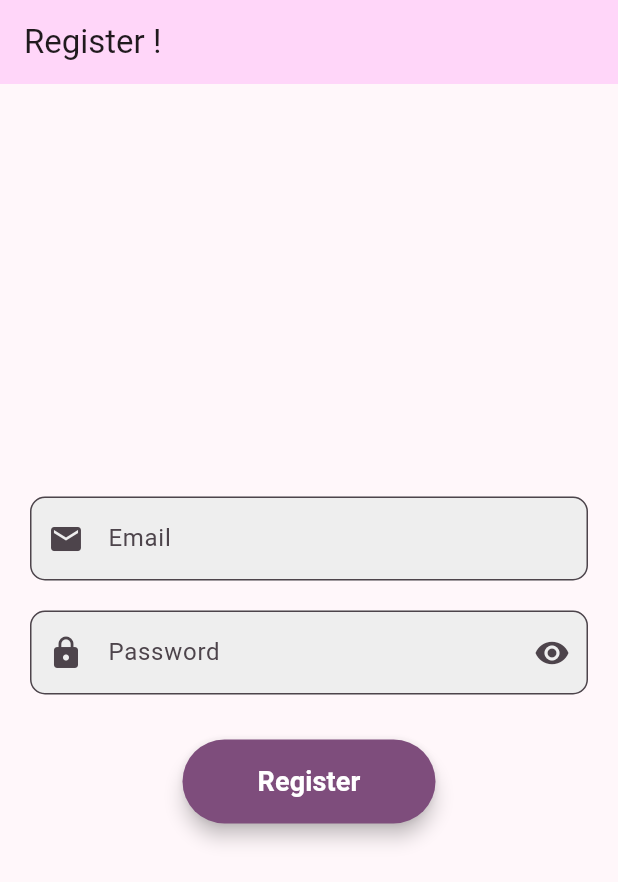
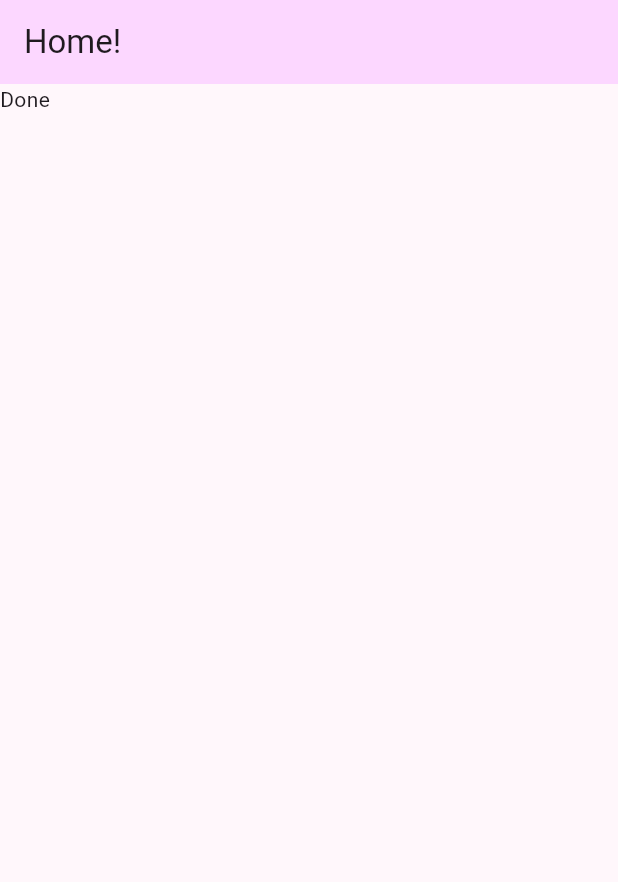
Before and after one commit to houdar/Flutter-auth-system-, a Flutter app: the screen it shows after launch, on a phone screen of 412 x 824 dp. Shown: the top 882 px of the screen. Run offline on Flutter 3.47's test engine with Material 3 defaults, Android fonts, the phone set to English and light mode, and no system bars; our stand-ins replace firebase_auth, firebase_core; accounts and stored records are empty.

Commit message:
refactor code

```diff
--- a/lib/main.dart
+++ b/lib/main.dart
@@ -1,51 +1,29 @@
+import 'package:firebase_auth/firebase_auth.dart';
 import 'package:firebase_core/firebase_core.dart';
 import 'package:flutter/material.dart';
-import 'package:firebase_auth/firebase_auth.dart';
 import 'package:testapp/firebase_options.dart';
 
 void main() {
   WidgetsFlutterBinding.ensureInitialized();
   runApp(MaterialApp(
-    title: 'Flutter Demo',
+    title: 'flutter app',
     theme: ThemeData(
       colorScheme: ColorScheme.fromSeed(
-          seedColor: const Color.fromARGB(255, 147, 59, 150)),
+          seedColor: const Color.fromARGB(255, 131, 117, 131)),
       useMaterial3: true,
     ),
     home: const HomePage(),
   ));
 }
 
-class HomePage extends StatefulWidget {
+class HomePage extends StatelessWidget {
   const HomePage({super.key});
-
-  @override
-  State<HomePage> createState() => _HomePageState();
-}
-
-class _HomePageState extends State<HomePage> {
-  late final TextEditingController _email;
-  late final TextEditingController _password;
-
-  @override
-  void initState() {
-    super.initState();
-    _email = TextEditingController();
-    _password = TextEditingController();
-  }
-
-  @override
-  void dispose() {
-    _email.dispose();
-    _password.dispose();
-    super.dispose();
-  }
 
   @override
   Widget build(BuildContext context) {
     return Scaffold(
       appBar: AppBar(
-        title: const Text("Register !"),
+        title: const Text("Home!"),
         backgroundColor: Theme.of(context).colorScheme.primaryContainer,
       ),
       body: FutureBuilder(
@@ -53,100 +31,18 @@ class _HomePageState extends State<HomePage> {
           options: DefaultFirebaseOptions.currentPlatform,
         ),
         builder: (context, snapshot) {
-          return Container(
-            padding: const EdgeInsets.all(20.0),
-            child: Column(
-              mainAxisAlignment: MainAxisAlignment.center,
-              children: [
-                // Email Field
-                TextField(
-                  controller: _email,
-                  decoration: InputDecoration(
-                    labelText: 'Email',
-                    hintText: 'Enter your email',
-                    prefixIcon: const Icon(Icons.email),
-                    border: OutlineInputBorder(
-                      borderRadius: BorderRadius.circular(10.0),
-                    ),
-                    focusedBorder: OutlineInputBorder(
-                      borderRadius: BorderRadius.circular(10.0),
-                      borderSide: BorderSide(
-                        color: Theme.of(context).colorScheme.primary,
-                        width: 2.0,
-                      ),
-                    ),
-                    filled: true,
-                    fillColor: Colors.grey[200],
-                  ),
-                  keyboardType: TextInputType.emailAddress,
-                ),
-
-                const SizedBox(height: 20.0), // Spacing between fields
-
-                // Password Field
-                TextField(
-                  controller: _password,
-                  decoration: InputDecoration(
-                    labelText: 'Password',
-                    hintText: 'Enter your password',
-                    prefixIcon: const Icon(Icons.lock),
-                    suffixIcon: IconButton(
-                      icon: const Icon(Icons.visibility),
-                      onPressed: () {
-                        // Add password visibility toggle functionality here
-                      },
-                    ),
-                    border: OutlineInputBorder(
-                      borderRadius: BorderRadius.circular(10.0),
-                    ),
-                    focusedBorder: OutlineInputBorder(
-                      borderRadius: BorderRadius.circular(10.0),
-                      borderSide: BorderSide(
-                        color: Theme.of(context).colorScheme.primary,
-                        width: 2.0,
-                      ),
-                    ),
-                    filled: true,
-                    fillColor: Colors.grey[200],
-                  ),
-                  obscureText: true,
-                ),
-
-                const SizedBox(height: 30.0), // Spacing before button
-
-                // Register Button
-                ElevatedButton(
-                  onPressed: () async {
-                    final email = _email.text;
-                    final password = _password.text;
-                    final userCredential = await FirebaseAuth.instance
-                        .createUserWithEmailAndPassword(
-                            email: email, password: password);
-                    print(userCredential);
-                  },
-                  style: ElevatedButton.styleFrom(
-                    backgroundColor: Theme.of(context).colorScheme.primary,
-                    foregroundColor: Colors.white,
-                    padding: const EdgeInsets.symmetric(
-                      horizontal: 50.0,
-                      vertical: 15.0,
-                    ),
-                    shape: RoundedRectangleBorder(
-                      borderRadius: BorderRadius.circular(30.0),
-                    ),
-                    elevation: 5,
-                  ),
-                  child: const Text(
-                    'Register',
-                    style: TextStyle(
-                      fontSize: 18,
-                      fontWeight: FontWeight.bold,
-                    ),
-                  ),
-                ),
-              ],
-            ),
-          );
+          switch (snapshot.connectionState) {
+            case ConnectionState.done:
+              final user = FirebaseAuth.instance.currentUser;
+              if (user?.emailVerified ?? false) {
+                print('you are verified');
+              } else {
+                print('please verify our email');
+              }
+              return const Text("Done");
+            default:
+              return const Text("loading ...");
+          }
         },
       ),
     );
```
Also changed, not shown: lib/views/login_view.dart (added, +148 -0 lines), lib/views/register_view.dart (added, +144 -0 lines), 3 other files.
